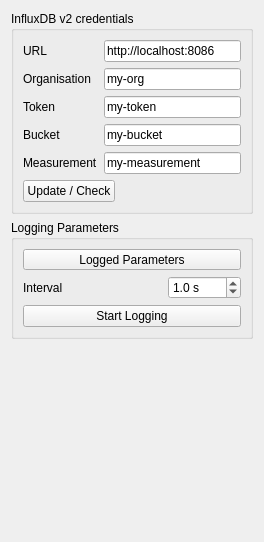
Above: linien-gui/linien_gui/ui/logging_panel.ui from linien-org/linien before the change. Below: the same form after it.
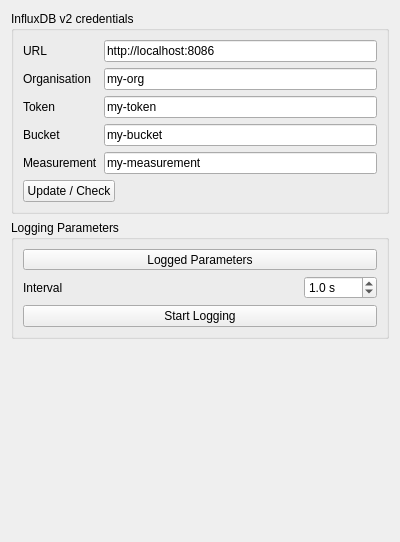
That is the form after the change. Custom widgets are drawn as their Qt base class.

What changed in the file:
```diff
--- a/linien-gui/linien_gui/ui/logging_panel.ui
+++ b/linien-gui/linien_gui/ui/logging_panel.ui
@@ -6,7 +6,7 @@
    <rect>
     <x>0</x>
     <y>0</y>
-    <width>264</width>
+    <width>400</width>
     <height>542</height>
    </rect>
   </property>
```
